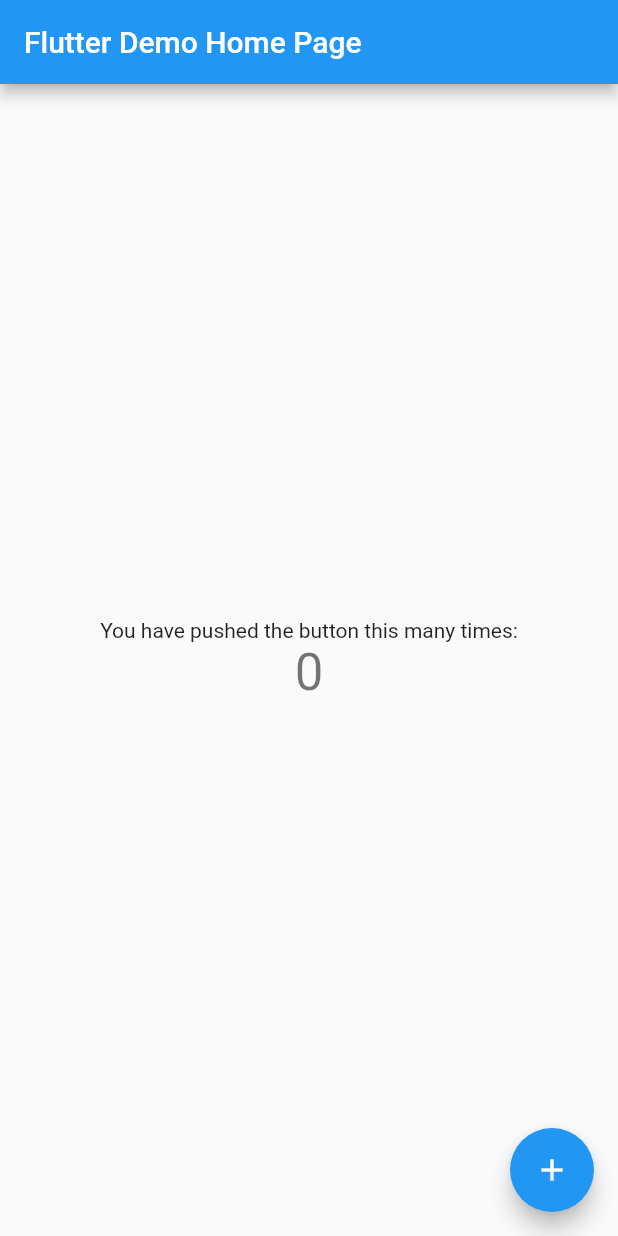
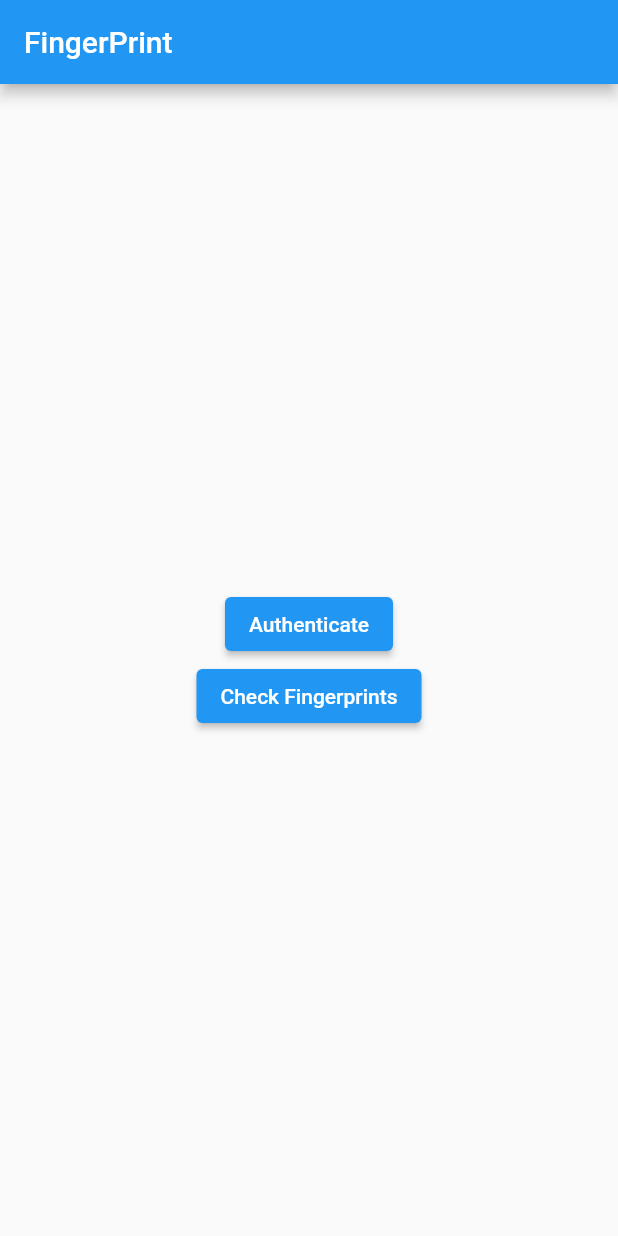
Before and after one commit to akmadan/flutter_local_authentication, a Flutter app: the screen it shows after launch, on a phone screen of 412 x 824 dp. Run offline on Flutter 3.47's test engine with Material 2 defaults, Android fonts, the phone set to English and light mode, and no system bars; our stand-ins replace local_auth.

Commit message:
Functions Added

```diff
--- /dev/null
+++ b/lib/fingerprint.dart
@@ -0,0 +1,75 @@
+import 'package:flutter/material.dart';
+import 'package:flutter_local_authentication/home.dart';
+import 'package:flutter_local_authentication/services/local_auth.dart';
+import 'package:local_auth/local_auth.dart';
+
+class FingerPrintScreen extends StatefulWidget {
+  const FingerPrintScreen({Key? key}) : super(key: key);
+
+  @override
+  _FingerPrintScreenState createState() => _FingerPrintScreenState();
+}
+
+class _FingerPrintScreenState extends State<FingerPrintScreen> {
+  @override
+  Widget build(BuildContext context) {
+    return Scaffold(
+      appBar: AppBar(
+        title: Text('FingerPrint'),
+      ),
+      body: Center(
+        child: Column(
+          mainAxisAlignment: MainAxisAlignment.center,
+          children: [
+            ElevatedButton(
+                onPressed: () async {
+                  final isAuthenticated = await LocalAuth.authenticate();
+                  if (isAuthenticated) {
+                    Navigator.pushReplacement(context,
+                        MaterialPageRoute(builder: (context) => Home()));
+                  }
+                },
+                child: Text('Authenticate')),
+            ElevatedButton(
+                onPressed: () async {
+                  final isAvailable = await LocalAuth.hasBiometrics();
+                  final biometrics = await LocalAuth.getBiometrics();
+
+                  final hasFingerprint =
+                      biometrics.contains(BiometricType.fingerprint);
+
+                  showDialog(
+                    context: context,
+                    builder: (context) => AlertDialog(
+                      title: Text('Availability'),
+                      content: Column(
+                        crossAxisAlignment: CrossAxisAlignment.start,
+                        mainAxisSize: MainAxisSize.min,
+                        children: [
+                          buildText('Biometrics', isAvailable),
+                          buildText('Fingerprint', hasFingerprint),
+                        ],
+                      ),
+                    ),
+                  );
+                },
+                child: Text('Check Fingerprints')),
+          ],
+        ),
+      ),
+    );
+  }
+
+  Widget buildText(String text, bool checked) => Container(
+        margin: EdgeInsets.symmetric(vertical: 8),
+        child: Row(
+          children: [
+            checked
+                ? Icon(Icons.check, color: Colors.green, size: 24)
+                : Icon(Icons.close, color: Colors.red, size: 24),
+            const SizedBox(width: 12),
+            Text(text, style: TextStyle(fontSize: 24)),
+          ],
+        ),
+      );
+}
--- a/lib/main.dart
+++ b/lib/main.dart
@@ -1,4 +1,5 @@
 import 'package:flutter/material.dart';
+import 'package:flutter_local_authentication/fingerprint.dart';
 
 void main() {
   runApp(MyApp());
@@ -9,105 +10,11 @@
   @override
   Widget build(BuildContext context) {
     return MaterialApp(
-      title: 'Flutter Demo',
-      theme: ThemeData(
-        // This is the theme of your application.
-        //
-        // Try running your application with "flutter run". You'll see the
-        // application has a blue toolbar. Then, without quitting the app, try
-        // changing the primarySwatch below to Colors.green and then invoke
-        // "hot reload" (press "r" in the console where you ran "flutter run",
-        // or simply save your changes to "hot reload" in a Flutter IDE).
-        // Notice that the counter didn't reset back to zero; the application
-        // is not restarted.
-        primarySwatch: Colors.blue,
-      ),
-      home: MyHomePage(title: 'Flutter Demo Home Page'),
-    );
+        debugShowCheckedModeBanner: false,
+        title: 'Flutter Demo',
+        theme: ThemeData(
+          primarySwatch: Colors.blue,
+        ),
+        home: FingerPrintScreen());
   }
 }
-
-class MyHomePage extends StatefulWidget {
-  MyHomePage({Key? key, required this.title}) : super(key: key);
-
-  // This widget is the home page of your application. It is stateful, meaning
-  // that it has a State object (defined below) that contains fields that affect
-  // how it looks.
-
-  // This class is the configuration for the state. It holds the values (in this
-  // case the title) provided by the parent (in this case the App widget) and
-  // used by the build method of the State. Fields in a Widget subclass are
-  // always marked "final".
-
-  final String title;
-
-  @override
-  _MyHomePageState createState() => _MyHomePageState();
-}
-
-class _MyHomePageState extends State<MyHomePage> {
-  int _counter = 0;
-
-  void _incrementCounter() {
-    setState(() {
-      // This call to setState tells the Flutter framework that something has
-      // changed in this State, which causes it to rerun the build method below
-      // so that the display can reflect the updated values. If we changed
-      // _counter without calling setState(), then the build method would not be
-      // called again, and so nothing would appear to happen.
-      _counter++;
-    });
-  }
-
-  @override
-  Widget build(BuildContext context) {
-    // This method is rerun every time setState is called, for instance as done
-    // by the _incrementCounter method above.
-    //
-    // The Flutter framework has been optimized to make rerunning build methods
-    // fast, so that you can just rebuild anything that needs updating rather
-    // than having to individually change instances of widgets.
-    return Scaffold(
-      appBar: AppBar(
-        // Here we take the value from the MyHomePage object that was created by
-        // the App.build method, and use it to set our appbar title.
-        title: Text(widget.title),
-      ),
-      body: Center(
-        // Center is a layout widget. It takes a single child and positions it
-        // in the middle of the parent.
-        child: Column(
-          // Column is also a layout widget. It takes a list of children and
-          // arranges them vertically. By default, it sizes itself to fit its
-          // children horizontally, and tries to be as tall as its parent.
-          //
-          // Invoke "debug painting" (press "p" in the console, choose the
-          // "Toggle Debug Paint" action from the Flutter Inspector in Android
-          // Studio, or the "Toggle Debug Paint" command in Visual Studio Code)
-          // to see the wireframe for each widget.
-          //
-          // Column has various properties to control how it sizes itself and
-          // how it positions its children. Here we use mainAxisAlignment to
-          // center the children vertically; the main axis here is the vertical
-          // axis because Columns are vertical (the cross axis would be
-          // horizontal).
-          mainAxisAlignment: MainAxisAlignment.center,
-          children: <Widget>[
-            Text(
-              'You have pushed the button this many times:',
-            ),
-            Text(
-              '$_counter',
-              style: Theme.of(context).textTheme.headline4,
-            ),
-          ],
-        ),
-      ),
-      floatingActionButton: FloatingActionButton(
-        onPressed: _incrementCounter,
-        tooltip: 'Increment',
-        child: Icon(Icons.add),
-      ), // This trailing comma makes auto-formatting nicer for build methods.
-    );
-  }
-}
```
Also changed, not shown: lib/home.dart (added, +23 -0 lines), lib/services/local_auth.dart (+29 -1 lines), 5 other files.
